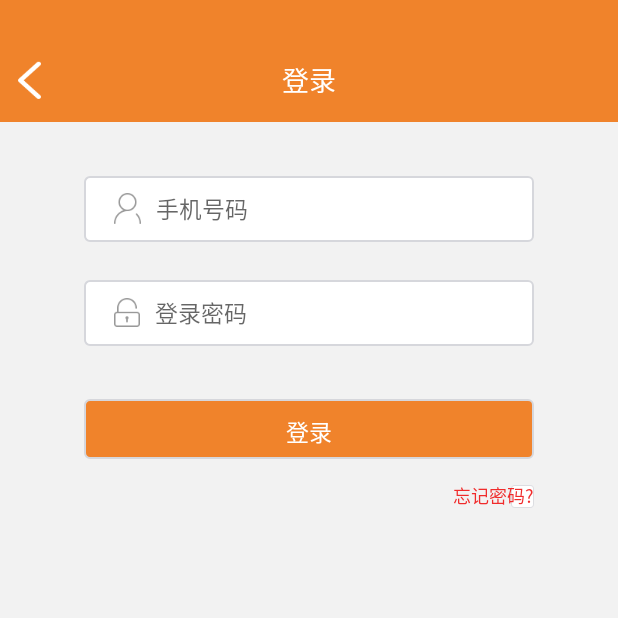
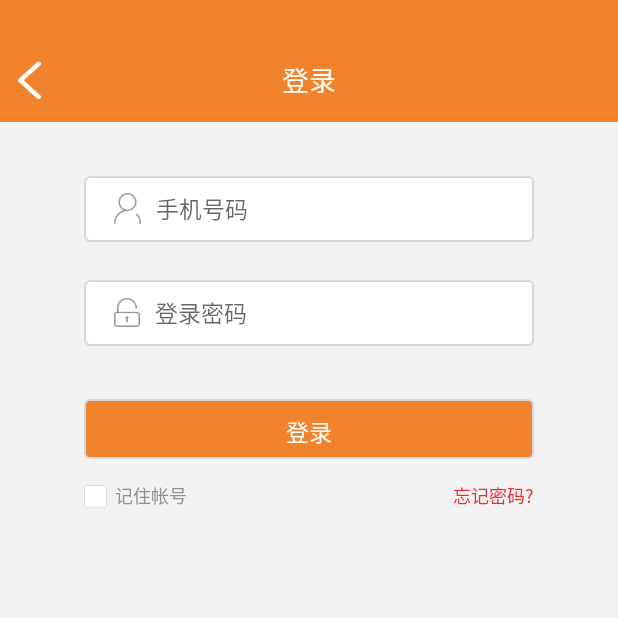
Before and after one commit to menglanlvcongrui/WhereAreYouNow, an Android app: the LoginActivity screen opened directly, with no data from a screen before it, on a phone screen of 412 x 824 dp, the top half of it. Run offline under Robolectric (Android 15) with nearby library versions, the phone set to English and light mode, and no system bars.

Commit message:
首次提交

```diff
--- /dev/null
+++ b/app/src/main/res/drawable/login_checkbox_selector.xml
@@ -0,0 +1,5 @@
+<?xml version="1.0" encoding="utf-8"?>
+<selector xmlns:android="http://schemas.android.com/apk/res/android">
+    <item android:drawable="@drawable/mo_ren" android:state_checked="false"/>
+    <item android:drawable="@drawable/mo_ren_color" android:state_checked="true"/>
+</selector>
--- a/app/src/main/res/layout/activity_login.xml
+++ b/app/src/main/res/layout/activity_login.xml
@@ -88,11 +88,11 @@
             android:layout_height="wrap_content" />-->
         <CheckBox
             android:id="@+id/iv"
+            android:gravity="center"
             android:layout_width="wrap_content"
             android:layout_height="wrap_content"
-            android:layout_alignParentRight="true"
             android:background="@null"
-            android:drawableLeft="@drawable/mo_ren"
+            android:drawableLeft="@drawable/login_checkbox_selector"
             android:button="@null" />
         <TextView
             android:layout_toRightOf="@+id/iv"
```
Also changed, not shown: app/src/main/res/drawable-xhdpi/mo_ren_color.png (added).
